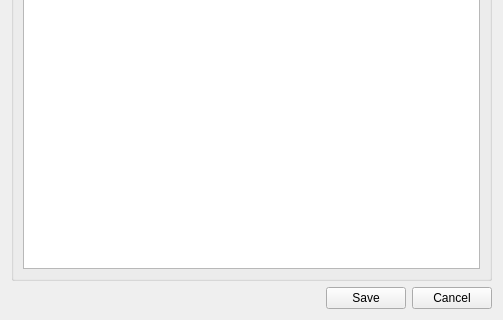
The window that newreview.ui (mukoan/ReferenceOrganiser) describes before a commit, drawn with Qt 5; both pictures show x 0 to 503 and y 241 to 561 of the 503 by 561 pixel window.
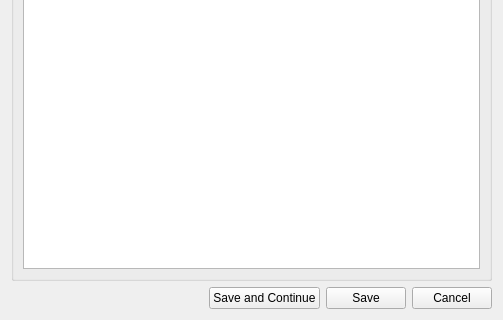
The same window after the commit.

Commit message: Added Save and Continue; parse "and" in author's name list

```diff
--- a/newreview.ui
+++ b/newreview.ui
@@ -146,6 +146,13 @@
        </property>
       </spacer>
      </item>
+     <item>
+      <widget class="QPushButton" name="saveAndContinueButton">
+       <property name="text">
+        <string>Save and Continue</string>
+       </property>
+      </widget>
+     </item>
      <item>
       <widget class="QPushButton" name="saveButton">
        <property name="text">
```
The commit also changes 5 other files.
